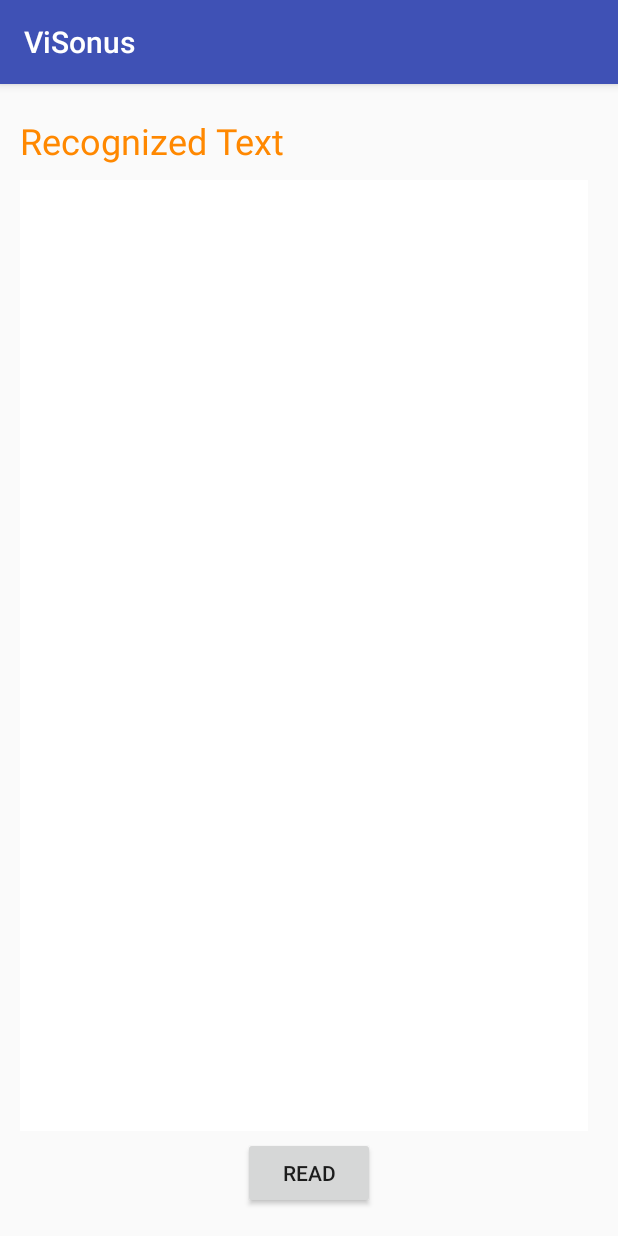
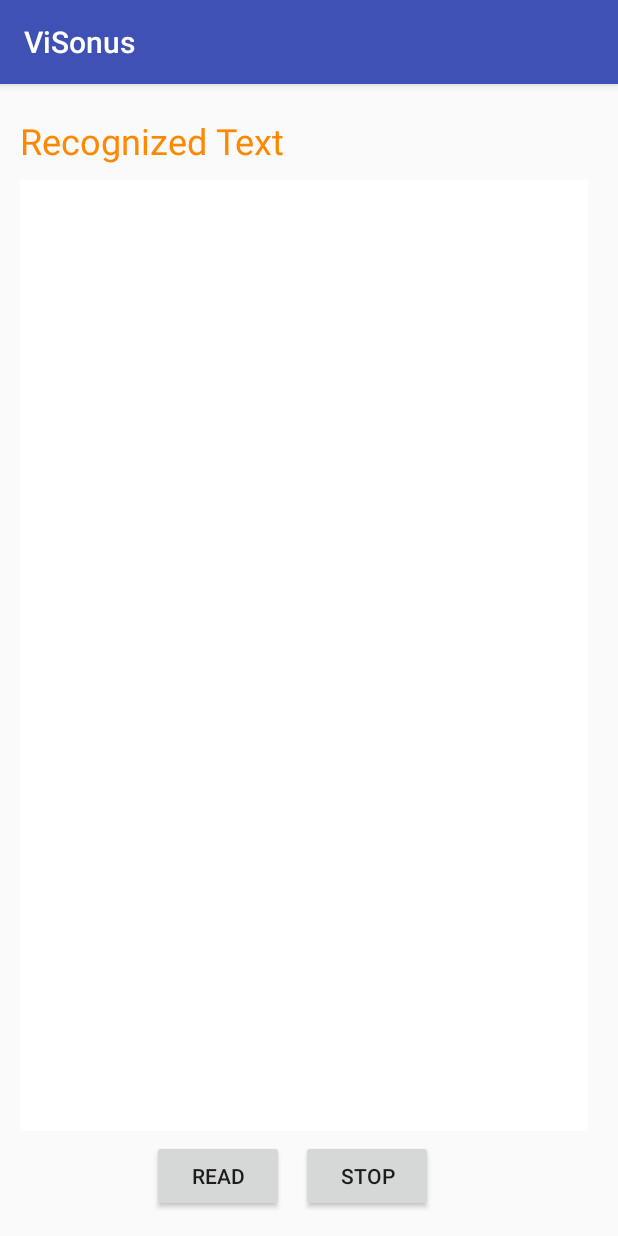
Before and after one commit to choudhury-abhishek29/CameraDemo, an Android app: the ReadActivity screen opened directly, with no data from a screen before it, after a tap on "READ", on a phone screen of 412 x 824 dp. Run offline under Robolectric (Android 15) with nearby library versions, the phone set to English and light mode, and no system bars; plain views replace RelativeLayout; 2 statements that could not run were skipped.

Commit message:
Added label : Select Image Type Fixed read and stop for ReadActivity by adding a separate stop button

```diff
--- a/app/src/main/java/com/visonus/camerademo/ReadActivity.java
+++ b/app/src/main/java/com/visonus/camerademo/ReadActivity.java
@@ -18,7 +18,7 @@ import java.util.Locale;
 public class ReadActivity extends AppCompatActivity implements TextToSpeech.OnInitListener, View.OnClickListener{
 
     private EditText recievedText;
-    private Button button_speak;
+    private Button button_speak, button_stop;
     private TextToSpeech tts;
     private String responseText;
 
@@ -29,8 +29,9 @@ public class ReadActivity extends AppCompatActivity implements TextToSpeech.OnIn
 
         this.recievedText = (EditText) findViewById(R.id.recievedText);
         this.button_speak = (Button) findViewById(R.id.button_speak);
-        button_speak.setText("READ");
+        this.button_stop = (Button) findViewById(R.id.button_stop);
         button_speak.setOnClickListener(this);
+        button_stop.setOnClickListener(this);
         tts = new TextToSpeech(this, this);
 
         Intent intent = getIntent();
@@ -53,35 +54,22 @@ public class ReadActivity extends AppCompatActivity implements TextToSpeech.OnIn
     @Override
     public void onClick(View v)
     {
-//        switch (v.getId()){
-//            case R.id.button_speak:
-                Log.d("HMKCODE", "[ReadActivity][onClick]RESPONSE : "+this.button_speak.getText());
+        switch (v.getId()){
+            case R.id.button_speak:
                 if(responseText.isEmpty())
-                {
                     Toast.makeText(ReadActivity.this, "Text is empty", Toast.LENGTH_SHORT).show();
-                }
                 else
-                {
-                    button_speak = (Button) findViewById(R.id.button_speak);
-                    Log.d("HMKCODE", "[ReadActivity][onClick]Button Text : "+this.button_speak.getText());
-                    switch (button_speak.getText().toString())
-                    {
-                        case "READ":
-                            button_speak.setText("STOP");
-                            tts.speak(responseText, TextToSpeech.QUEUE_FLUSH, null );
-                            button_speak.setText("READ");
-                            break;
+                    tts.speak(responseText, TextToSpeech.QUEUE_FLUSH, null );
+                break;
+            case R.id.button_stop:
+                tts.stop();
+                break;
+        }
+    }
 
-                        case "STOP":
-                            tts.stop();
-                            button_speak.setText("READ");
-                            break;
-                    }
-
-
-                }
-//                break;
-//        }
-
+    @Override
+    public void onStop(){
+        super.onStop();
+        tts.stop();
     }
 }
--- a/app/src/main/res/layout/activity_read.xml
+++ b/app/src/main/res/layout/activity_read.xml
@@ -26,16 +26,6 @@
         android:textSize="18sp"
         tools:layout_editor_absoluteX="16dp"
         tools:layout_editor_absoluteY="16dp" />
-
-    <Button
-        android:id="@+id/button_speak"
-        android:layout_width="wrap_content"
-        android:layout_height="wrap_content"
-        android:layout_marginBottom="18dp"
-        tools:layout_editor_absoluteX="148dp"
-        tools:layout_editor_absoluteY="433dp"
-        android:layout_alignParentBottom="true"
-        android:layout_centerHorizontal="true" />
 
     <TextView
         android:id="@+id/textView2"
@@ -66,22 +56,24 @@
         android:textAlignment="inherit"
         android:textSize="18sp" />
 
-    <!--android:layout_alignStart="@+id/recievedText" -->
+    <Button
+        android:id="@+id/button_speak"
+        android:text="Read"
+        android:layout_width="wrap_content"
+        android:layout_height="wrap_content"
+        android:layout_marginBottom="16dp"
+        tools:layout_editor_absoluteX="148dp"
+        tools:layout_editor_absoluteY="433dp"
+        android:layout_alignParentBottom="true"
+        android:layout_alignEnd="@+id/textView2" />
 
-
-    <!--<TextView-->
-    <!--android:id="@+id/recievedText"-->
-    <!--android:layout_width="wrap_content"-->
-    <!--android:layout_height="wrap_content"-->
-    <!--android:layout_alignParentStart="true"-->
-    <!--android:layout_below="@+id/textView2"-->
-    <!--android:layout_marginStart="24dp"-->
-    <!--android:layout_marginTop="25dp"-->
-    <!--android:background="@android:color/background_light"-->
-    <!--android:text="TextView"-->
-    <!--android:textColor="@android:color/background_dark"-->
-    <!--android:textSize="18sp"-->
-    <!--tools:layout_editor_absoluteX="17dp"-->
-    <!--tools:layout_editor_absoluteY="90dp" />-->
+    <Button
+        android:id="@+id/button_stop"
+        android:layout_width="wrap_content"
+        android:layout_height="wrap_content"
+        android:layout_alignBottom="@+id/button_speak"
+        android:layout_marginStart="11dp"
+        android:layout_toEndOf="@+id/button_speak"
+        android:text="Stop" />
 
 </RelativeLayout>
```
Also changed, not shown: app/src/main/java/com/visonus/camerademo/MainActivity.java (+27 -6 lines), app/src/main/res/layout/activity_main.xml (+10 -0 lines).
